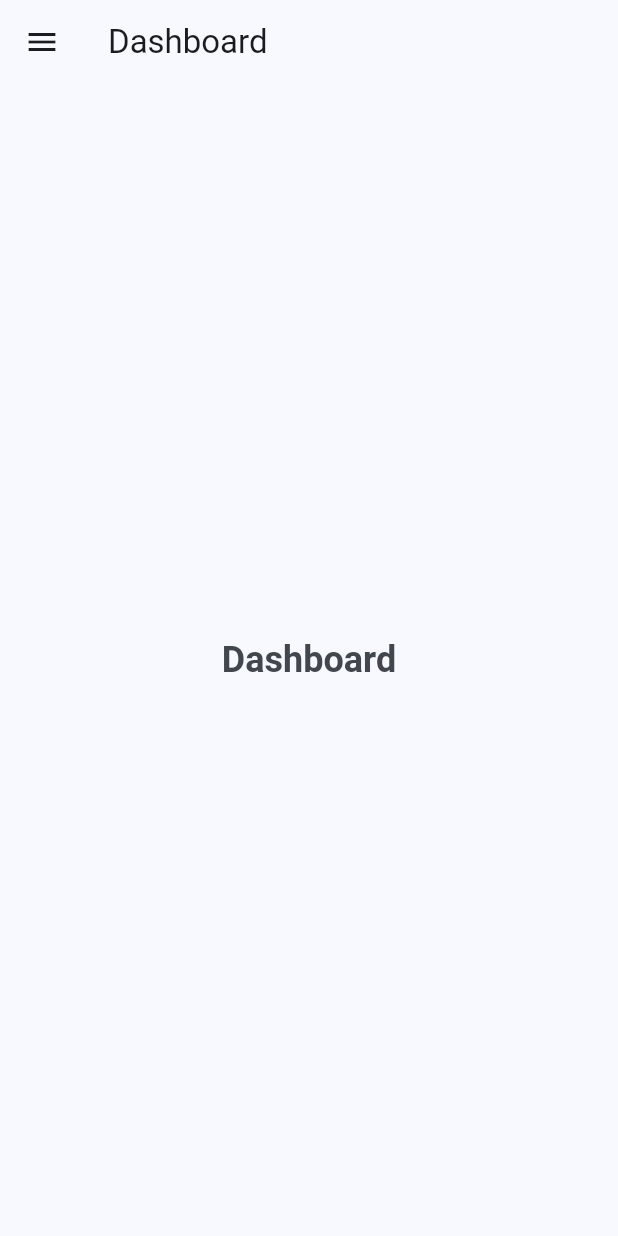
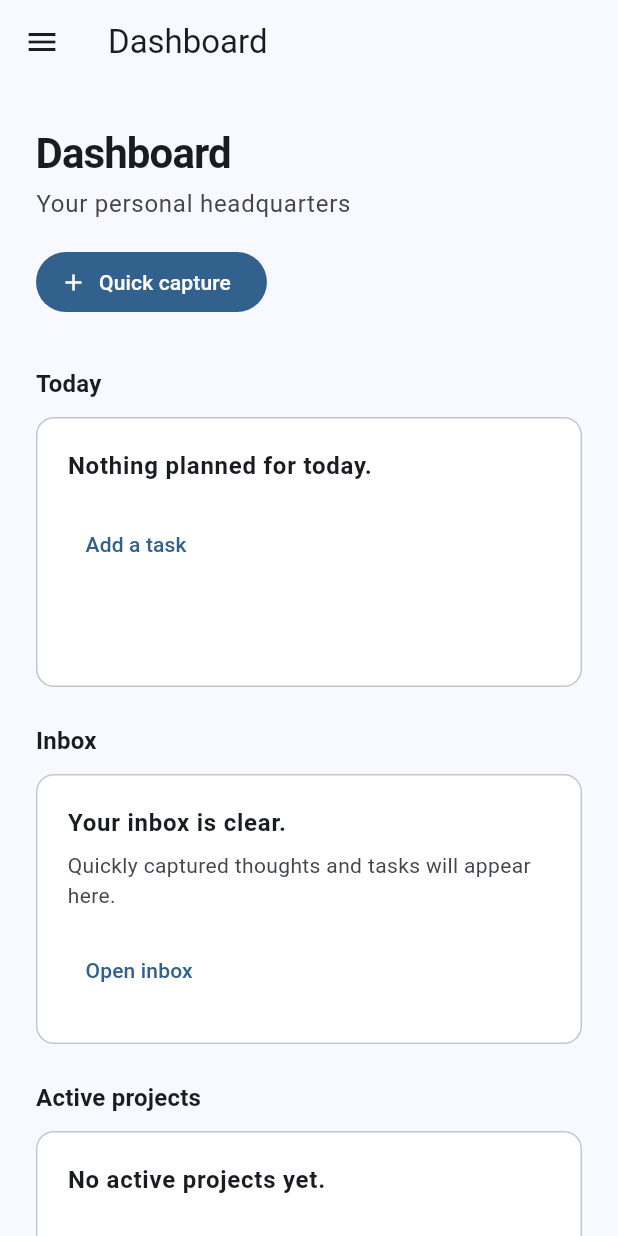
Before and after one commit to saiusesgithub/DailyHQ, a Flutter app: the screen it shows after launch, on a phone screen of 412 x 824 dp. Run offline on Flutter 3.47's test engine with Material 3 defaults, Android fonts, the phone set to English and light mode, and no system bars.

Commit message:
feat: implement responsive dashboard screen

```diff
--- a/lib/pages/dashboard_page.dart
+++ b/lib/pages/dashboard_page.dart
@@ -1,19 +1,112 @@
 import 'package:flutter/material.dart';
 
+import '../shared/widgets/empty_state.dart';
+import '../shared/widgets/page_header.dart';
+import '../shared/widgets/section_header.dart';
+
 class DashboardPage extends StatelessWidget {
-  const DashboardPage({super.key});
+  const DashboardPage({required this.onOpenInbox, super.key});
+
+  final VoidCallback onOpenInbox;
 
   @override
   Widget build(BuildContext context) {
-    return Center(
-      child: Text(
-        'Dashboard',
-        key: const ValueKey('module-placeholder'),
-        style: Theme.of(context).textTheme.headlineSmall?.copyWith(
-          color: Theme.of(context).colorScheme.onSurfaceVariant,
-          fontWeight: FontWeight.w600,
+    return SafeArea(
+      child: SingleChildScrollView(
+        padding: const EdgeInsets.symmetric(horizontal: 24, vertical: 28),
+        child: Align(
+          alignment: Alignment.topCenter,
+          child: ConstrainedBox(
+            constraints: const BoxConstraints(maxWidth: 1120),
+            child: Column(
+              crossAxisAlignment: CrossAxisAlignment.stretch,
+              children: [
+                PageHeader(
+                  title: 'Dashboard',
+                  subtitle: 'Your personal headquarters',
+                  action: FilledButton.icon(
+                    onPressed: () {},
+                    icon: const Icon(Icons.add, size: 18),
+                    label: const Text('Quick capture'),
+                  ),
+                ),
+                const SizedBox(height: 32),
+                LayoutBuilder(
+                  builder: (context, constraints) {
+                    const spacing = 20.0;
+                    final useColumns = constraints.maxWidth >= 760;
+                    final sectionWidth = useColumns
+                        ? (constraints.maxWidth - spacing * 2) / 3
+                        : constraints.maxWidth;
+
+                    return Wrap(
+                      spacing: spacing,
+                      runSpacing: 24,
+                      children: [
+                        SizedBox(
+                          width: sectionWidth,
+                          child: _DashboardSection(
+                            title: 'Today',
+                            child: EmptyState(
+                              message: 'Nothing planned for today.',
+                              actionLabel: 'Add a task',
+                              onAction: () {},
+                            ),
+                          ),
+                        ),
+                        SizedBox(
+                          width: sectionWidth,
+                          child: _DashboardSection(
+                            title: 'Inbox',
+                            child: EmptyState(
+                              message: 'Your inbox is clear.',
+                              description:
+                                  'Quickly captured thoughts and tasks will '
+                                  'appear here.',
+                              actionLabel: 'Open inbox',
+                              onAction: onOpenInbox,
+                            ),
+                          ),
+                        ),
+                        SizedBox(
+                          width: sectionWidth,
+                          child: _DashboardSection(
+                            title: 'Active projects',
+                            child: EmptyState(
+                              message: 'No active projects yet.',
+                              actionLabel: 'Create project',
+                              onAction: () {},
+                            ),
+                          ),
+                        ),
+                      ],
+                    );
+                  },
+                ),
+              ],
+            ),
+          ),
         ),
       ),
     );
   }
 }
+
+class _DashboardSection extends StatelessWidget {
+  const _DashboardSection({required this.title, required this.child});
+
+  final String title;
+  final Widget child;
+
+  @override
+  Widget build(BuildContext context) {
+    return Column(
+      crossAxisAlignment: CrossAxisAlignment.stretch,
+      children: [
+        SectionHeader(title: title),
+        const SizedBox(height: 10),
+        child,
+      ],
+    );
+  }
+}
--- a/lib/shell/app_shell.dart
+++ b/lib/shell/app_shell.dart
@@ -25,14 +25,14 @@ class _AppShellState extends State<AppShell> {
   }
 
   Widget get _selectedPage => switch (_selectedIndex) {
-    0 => const DashboardPage(),
+    0 => DashboardPage(onOpenInbox: () => _selectDestination(1)),
     1 => const InboxPage(),
     2 => const TasksPage(),
     3 => const ThoughtsPage(),
     4 => const ProjectsPage(),
     5 => const ContentPage(),
     6 => const SettingsPage(),
-    _ => const DashboardPage(),
+    _ => DashboardPage(onOpenInbox: () => _selectDestination(1)),
   };
 
   @override
```
